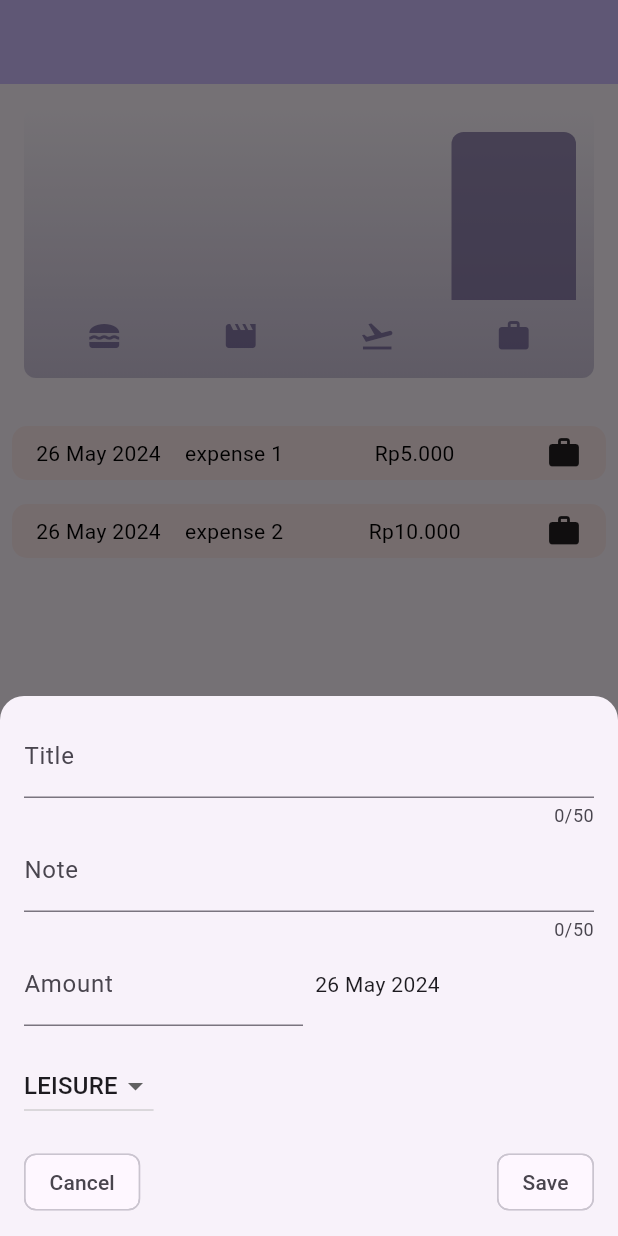
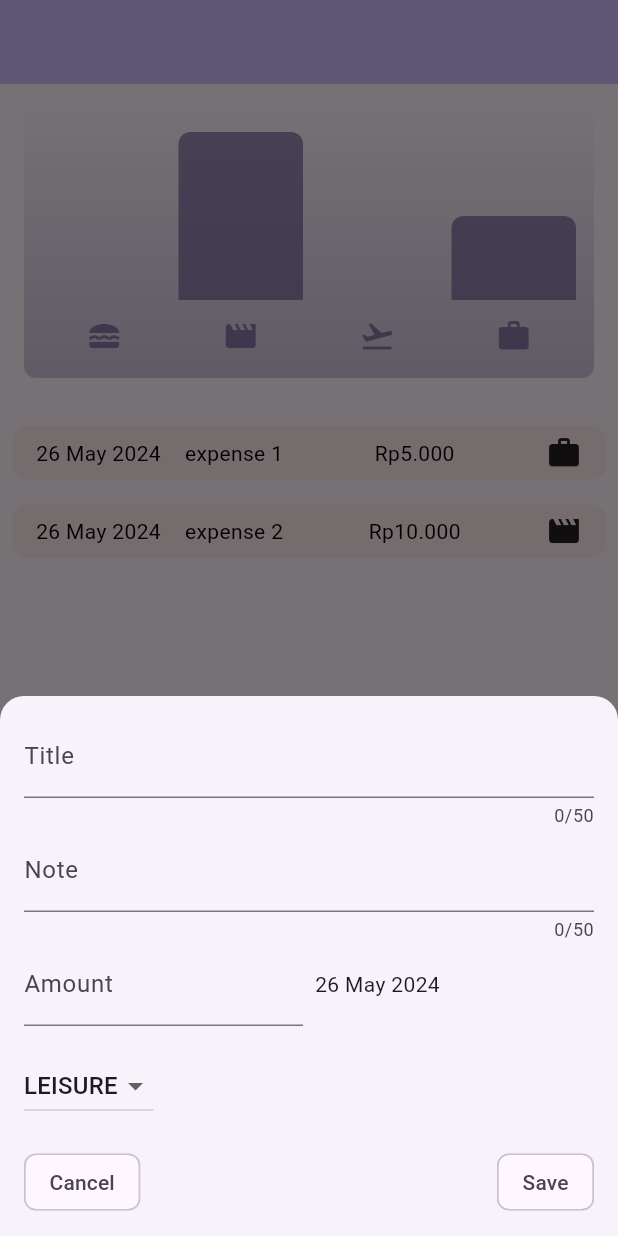
Before and after one commit to fahmialis/flutter_base, a Flutter app: the screen it shows after launch, after a tap on the "add" icon, on a phone screen of 412 x 824 dp. Run offline on Flutter 3.47's test engine with Material 3 defaults, Android fonts, the phone set to English and light mode, and no system bars; our stand-ins replace go_router.

```diff
--- a/lib/feature/expenses/feature/expense_screen.dart
+++ b/lib/feature/expenses/feature/expense_screen.dart
@@ -23,7 +23,7 @@ class _ExpenseScreenState extends State<ExpenseScreen> {
         title: 'expense 2',
         amount: 10000,
         date: DateTime.now(),
-        category: Category.work),
+        category: Category.leisure),
   ];
 
   void addExpense(Expense newExpense) {
@@ -62,6 +62,8 @@ class _ExpenseScreenState extends State<ExpenseScreen> {
 
   @override
   Widget build(BuildContext context) {
+    bool isPotrait = MediaQuery.of(context).orientation == Orientation.portrait;
+
     return Scaffold(
       floatingActionButton: FloatingActionButton(
         backgroundColor: Colors.red[50],
@@ -72,7 +74,8 @@ class _ExpenseScreenState extends State<ExpenseScreen> {
         child: const Icon(Icons.add),
       ),
       body: SingleChildScrollView(
-        child: Column(
+        child: isPotrait == true
+            ? Column(
                 children: [
                   Chart(expenses: expensesList),
                   const SizedBox(
@@ -94,6 +97,31 @@ class _ExpenseScreenState extends State<ExpenseScreen> {
                     },
                   )
                 ],
+              )
+            : Row(
+                children: [
+                  Expanded(child: Chart(expenses: expensesList)),
+                  const SizedBox(
+                    width: 8,
+                  ),
+                  Expanded(
+                    child: ListView.builder(
+                      physics: const NeverScrollableScrollPhysics(),
+                      itemCount: expensesList.length,
+                      shrinkWrap: true,
+                      itemBuilder: (context, index) {
+                        return Dismissible(
+                            key: Key(expensesList[index].date.toString()),
+                            onDismissed: (direction) {
+                              deleteExpense(expensesList[index]);
+                            },
+                            child: ExpenseCard(
+                              expense: expensesList[index],
+                            ));
+                      },
+                    ),
+                  )
+                ],
               ),
       ),
     );
--- a/lib/feature/expenses/feature/widgets/expense_modal.dart
+++ b/lib/feature/expenses/feature/widgets/expense_modal.dart
@@ -11,9 +11,10 @@ Future<dynamic> openModalExpense(
   final now = DateTime.now();
   final firstDate = DateTime(now.year - 1, now.month, now.day);
   DateTime? selectedDate;
-  Category _selectedCategory = Category.leisure;
+  Category selectedCategory = Category.leisure;
 
   return showModalBottomSheet(
+      useSafeArea: true,
       context: context,
       shape: const RoundedRectangleBorder(
         borderRadius: BorderRadius.only(
@@ -24,6 +25,8 @@ Future<dynamic> openModalExpense(
       isScrollControlled: true,
       builder: (context) {
         double screenWidth = MediaQuery.of(context).size.width;
+        bool isPotrait =
+            MediaQuery.of(context).orientation == Orientation.portrait;
 
         return Container(
           padding: EdgeInsets.only(
@@ -31,24 +34,58 @@ Future<dynamic> openModalExpense(
           ),
           child: SingleChildScrollView(child: StatefulBuilder(
             builder: (context, modalState) {
-              return Container(
-                  padding:
-                      const EdgeInsets.symmetric(vertical: 12, horizontal: 16),
+              return Column(
+                children: [
+                  Container(
+                      padding: const EdgeInsets.symmetric(
+                          vertical: 12, horizontal: 16),
                       width: screenWidth,
                       child: Column(
                         crossAxisAlignment: CrossAxisAlignment.start,
                         children: [
+                          isPotrait == false
+                              ? Row(
+                                  children: [
+                                    Expanded(
+                                      child: TextField(
+                                        maxLength: 50,
+                                        textAlign: TextAlign.start,
+                                        decoration: const InputDecoration(
+                                            label: Text('Title')),
+                                        controller: titleController,
+                                      ),
+                                    ),
+                                    const SizedBox(
+                                      width: 8,
+                                    ),
+                                    Expanded(
+                                      child: TextField(
+                                        maxLength: 50,
+                                        textAlign: TextAlign.start,
+                                        decoration: const InputDecoration(
+                                            label: Text('Note')),
+                                        controller: noteController,
+                                      ),
+                                    ),
+                                  ],
+                                )
+                              : Column(
+                                  children: [
                                     TextField(
                                       maxLength: 50,
                                       textAlign: TextAlign.start,
-                        decoration: const InputDecoration(label: Text('Title')),
+                                      decoration: const InputDecoration(
+                                          label: Text('Title')),
                                       controller: titleController,
                                     ),
                                     TextField(
                                       maxLength: 50,
                                       textAlign: TextAlign.start,
-                        decoration: const InputDecoration(label: Text('Note')),
+                                      decoration: const InputDecoration(
+                                          label: Text('Note')),
                                       controller: noteController,
+                                    ),
+                                  ],
                                 ),
                           Row(
                             children: [
@@ -56,7 +93,8 @@ Future<dynamic> openModalExpense(
                                 child: TextField(
                                   textAlign: TextAlign.start,
                                   decoration: const InputDecoration(
-                                  label: Text('Amount'), prefixText: 'Rp. '),
+                                      label: Text('Amount'),
+                                      prefixText: 'Rp. '),
                                   keyboardType: TextInputType.number,
                                   controller: amountController,
                                 ),
@@ -77,8 +115,9 @@ Future<dynamic> openModalExpense(
                                           selectedDate = pickedDate;
                                         });
                                       },
-                                  child: Text(DateFormat("dd MMM yyyy").format(
-                                      selectedDate ?? DateTime.now())))),
+                                      child: Text(DateFormat("dd MMM yyyy")
+                                          .format(selectedDate ??
+                                              DateTime.now())))),
                             ],
                           ),
                           const SizedBox(
@@ -87,7 +126,7 @@ Future<dynamic> openModalExpense(
                           Row(
                             children: [
                               DropdownButton(
-                            value: _selectedCategory,
+                                value: selectedCategory,
                                 items: Category.values
                                     .map(
                                       (category) => DropdownMenuItem(
@@ -107,7 +146,7 @@ Future<dynamic> openModalExpense(
                                     return;
                                   }
                                   modalState(() {
-                                _selectedCategory = value;
+                                    selectedCategory = value;
                                   });
                                 },
                               ),
@@ -133,7 +172,7 @@ Future<dynamic> openModalExpense(
                                           : 0,
                                       title: titleController.text,
                                       date: selectedDate ?? DateTime.now(),
-                                  category: _selectedCategory));
+                                      category: selectedCategory));
                                   context.pop();
                                 },
                                 child: const Chip(label: Text('Save')),
@@ -141,7 +180,9 @@ Future<dynamic> openModalExpense(
                             ],
                           )
                         ],
-                  ));
+                      )),
+                ],
+              );
             },
           )),
         );
--- a/lib/main.dart
+++ b/lib/main.dart
@@ -1,6 +1,11 @@
 import 'package:flutter/material.dart';
+// import 'package:flutter/services.dart';
 import 'package:roll_dice/feature/main/feature/main_screen.dart';
 
 void main() {
+  // WidgetsFlutterBinding.ensureInitialized();
+  // SystemChrome.setPreferredOrientations([DeviceOrientation.portraitUp])
+  //     .then((fn) => {runApp(const HomeScreen())});
+
   runApp(const HomeScreen());
 }
--- a/lib/widgets/scaffold.dart
+++ b/lib/widgets/scaffold.dart
@@ -32,7 +32,8 @@ class MainWrapperState extends State<MainWrapper> {
 
   @override
   Widget build(BuildContext context) {
-    return Scaffold(
+    return SafeArea(
+      child: Scaffold(
         appBar: AppBar(
           backgroundColor: Theme.of(context).colorScheme.inversePrimary,
         ),
@@ -65,6 +66,7 @@ class MainWrapperState extends State<MainWrapper> {
           ],
         ),
         body: widget.child,
+      ),
     );
   }
 }
```
Lines whose indentation alone changed are shown as unchanged.
